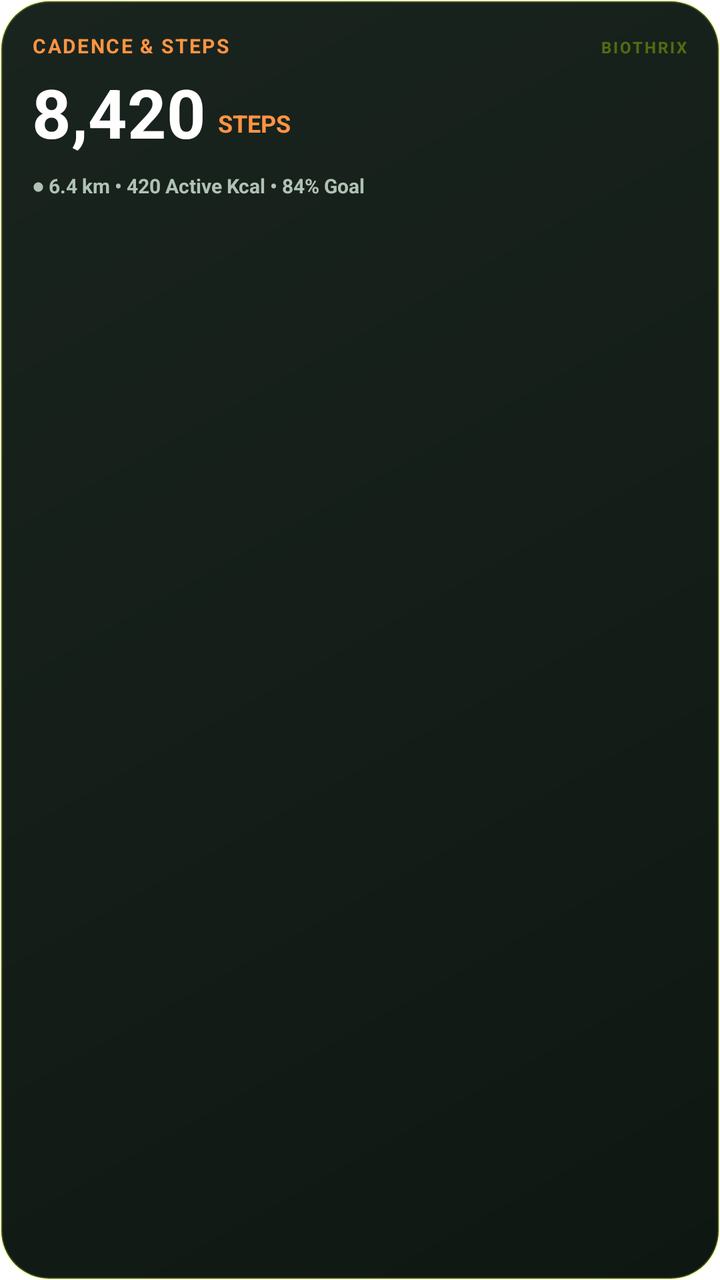
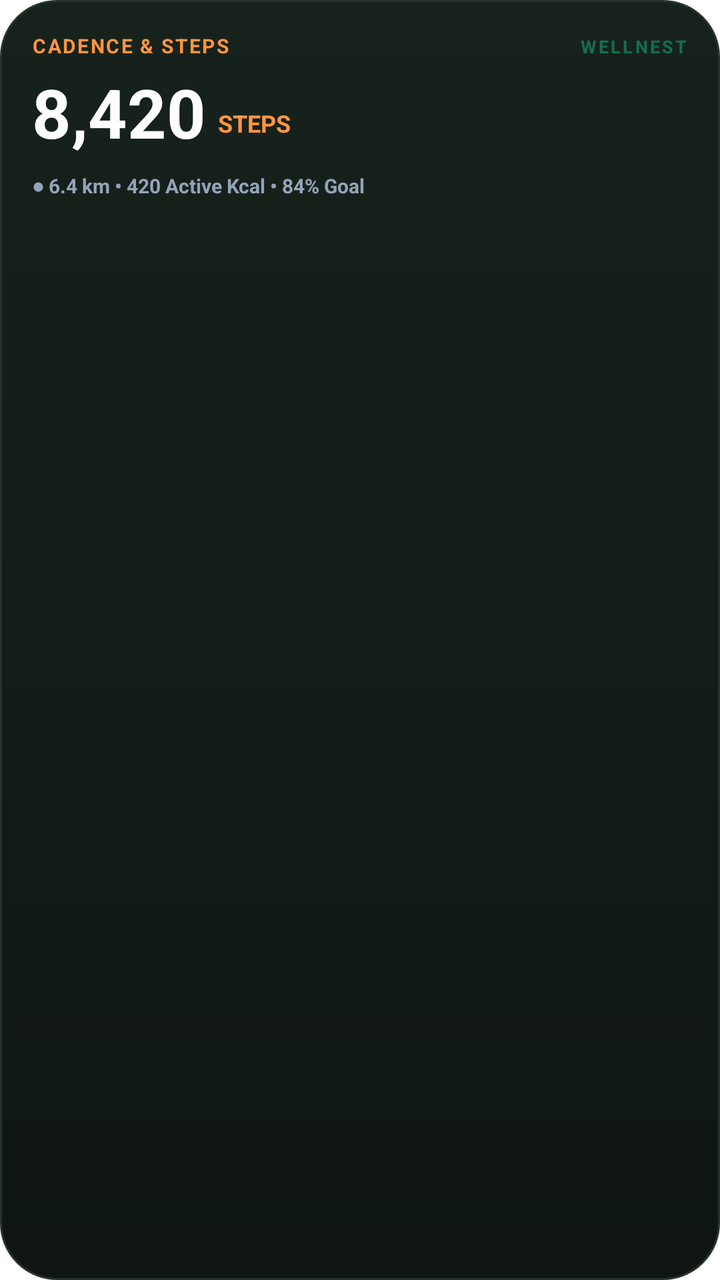

Two renders of the same Android screen: before a commit and after it. Below are the layout's source before the change and the commit's diff.
<!-- AndroidManifest.xml: fallback theme Theme.MaterialComponents.DayNight.NoActionBar -->
<!-- res/layout/widget_steps.xml -->
<?xml version="1.0" encoding="utf-8"?>
<LinearLayout xmlns:android="http://schemas.android.com/apk/res/android"
    android:id="@+id/widget_steps_root"
    android:layout_width="match_parent"
    android:layout_height="match_parent"
    android:background="@drawable/widget_background"
    android:orientation="vertical"
    android:padding="16dp">

    
    <LinearLayout
        android:layout_width="match_parent"
        android:layout_height="wrap_content"
        android:orientation="horizontal">
        <TextView
            android:id="@+id/widget_steps_title"
            android:layout_width="0dp"
            android:layout_height="wrap_content"
            android:layout_weight="1"
            android:text="CADENCE &amp; STEPS"
            android:textColor="#FF9442"
            android:textSize="10sp"
            android:textStyle="bold"
            android:letterSpacing="0.08" />
        <TextView
            android:layout_width="wrap_content"
            android:layout_height="wrap_content"
            android:text="BIOTHRIX"
            android:textColor="#55CCFF00"
            android:textSize="8sp"
            android:textStyle="bold"
            android:letterSpacing="0.12" />
    </LinearLayout>

    
    <LinearLayout
        android:layout_width="wrap_content"
        android:layout_height="wrap_content"
        android:layout_marginTop="8dp"
        android:orientation="horizontal">
        <TextView
            android:id="@+id/widget_steps_value"
            android:layout_width="wrap_content"
            android:layout_height="wrap_content"
            android:text="8,420"
            android:textColor="#FFFFFF"
            android:textSize="34sp"
            android:textStyle="bold"
            android:includeFontPadding="false" />
        <TextView
            android:layout_width="wrap_content"
            android:layout_height="wrap_content"
            android:layout_gravity="bottom"
            android:layout_marginStart="6dp"
            android:layout_marginBottom="4dp"
            android:text="STEPS"
            android:textColor="#FF9442"
            android:textSize="12sp"
            android:textStyle="bold" />
    </LinearLayout>

    
    <TextView
        android:id="@+id/widget_steps_subtitle"
        android:layout_width="wrap_content"
        android:layout_height="wrap_content"
        android:layout_marginTop="8dp"
        android:text="● 6.4 km • 420 Active Kcal • 84% Goal"
        android:textColor="#B0C2B6"
        android:textSize="10sp"
        android:textStyle="bold" />
</LinearLayout>
<!-- resources referenced by this layout -->
<resources>
  <!-- drawable widget_background (drawable) -->
  <?xml version="1.0" encoding="utf-8"?>
  <shape xmlns:android="http://schemas.android.com/apk/res/android"
      android:shape="rectangle">
      <corners android:radius="24dp" />
      <gradient
          android:angle="315"
          android:startColor="#1A241E"
          android:endColor="#0F1712"
          android:type="linear" />
      <stroke android:width="1.2dp" android:color="#33CCFF00" />
  </shape>
</resources>

<!-- the commit's change to res/layout/widget_steps.xml (unified diff, before → after) -->
@@ -25,9 +25,9 @@
         <TextView
             android:layout_width="wrap_content"
             android:layout_height="wrap_content"
-            android:text="BIOTHRIX"
-            android:textColor="#55CCFF00"
-            android:textSize="8sp"
+            android:text="WELLNEST"
+            android:textColor="#8010B981"
+            android:textSize="9sp"
             android:textStyle="bold"
             android:letterSpacing="0.12" />
     </LinearLayout>
@@ -66,7 +66,7 @@
         android:layout_height="wrap_content"
         android:layout_marginTop="8dp"
         android:text="● 6.4 km • 420 Active Kcal • 84% Goal"
-        android:textColor="#B0C2B6"
+        android:textColor="#94A3B8"
         android:textSize="10sp"
         android:textStyle="bold" />
 </LinearLayout>
<!-- resource entries referenced after the edit -->
@@ -4,13 +4,13 @@
   <?xml version="1.0" encoding="utf-8"?>
   <shape xmlns:android="http://schemas.android.com/apk/res/android"
       android:shape="rectangle">
-      <corners android:radius="24dp" />
+      <corners android:radius="28dp" />
       <gradient
-          android:angle="315"
-          android:startColor="#1A241E"
-          android:endColor="#0F1712"
+          android:angle="270"
+          android:startColor="#17221C"
+          android:endColor="#0F1612"
           android:type="linear" />
-      <stroke android:width="1.2dp" android:color="#33CCFF00" />
+      <stroke android:width="1dp" android:color="#243429" />
   </shape>
 </resources>
 
